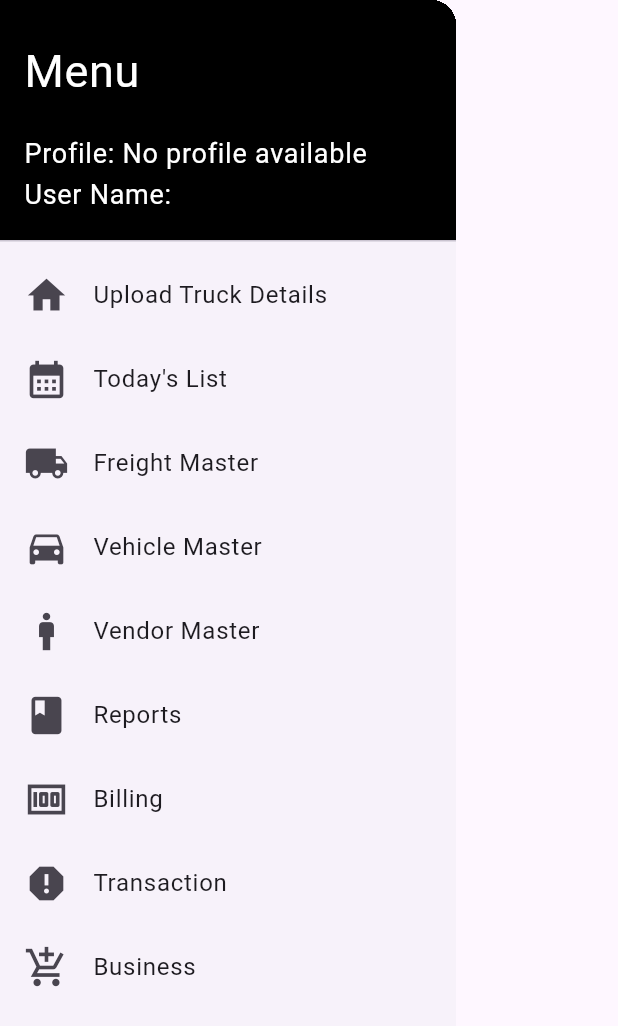
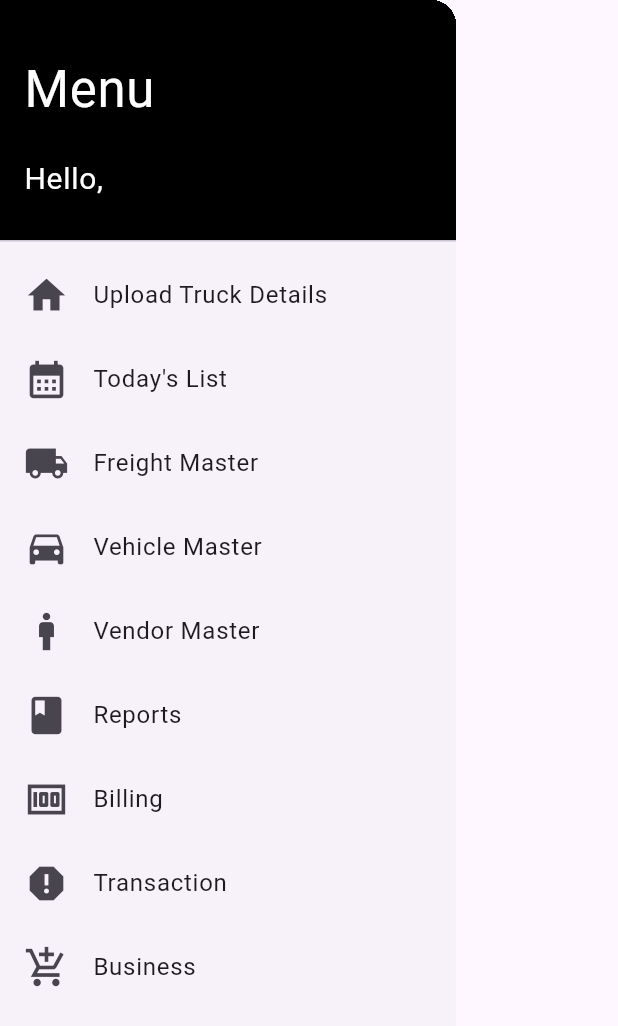
Before and after one commit to mindfuturetech/LogisticsFlutter, a Flutter app: the CustomDrawer widget shown alone on an empty page, opened directly, on a phone screen of 412 x 824 dp. Shown: the top 1026 px of the screen. Run offline on Flutter 3.47's test engine with Material 3 defaults, Android fonts, the phone set to English and light mode, and no system bars; our stand-ins replace dio, file_picker, flutter_typeahead, go_router, open_file, permission_handler and 1 more; missing offline and left inert: excel; accounts and stored records are empty; network calls fail.

Commit message:
profile removed from custom drawer

```diff
--- a/lib/widget/custom_drawer.dart
+++ b/lib/widget/custom_drawer.dart
@@ -48,11 +48,11 @@ class _CustomDrawerState extends State<CustomDrawer> {
             decoration: BoxDecoration(color: Colors.black),
             child: Column(
               crossAxisAlignment: CrossAxisAlignment.start,
-              mainAxisAlignment: MainAxisAlignment.spaceAround,
+              mainAxisAlignment: MainAxisAlignment.spaceEvenly,
               children: [
                 Text(
                   'Menu',
-                  style: TextStyle(color: Colors.white, fontSize: 30),
+                  style: TextStyle(color: Colors.white, fontSize: 34),
                 ),
                 // Text(
                 //   "Profile: $profile",
@@ -66,14 +66,14 @@ class _CustomDrawerState extends State<CustomDrawer> {
                   crossAxisAlignment: CrossAxisAlignment.start,
                   // mainAxisAlignment: MainAxisAlignment.spaceAround,
                   children: [
-                    Text(
-                      "Profile: ${profile ?? 'No profile'}",
-                      style: TextStyle(fontSize: 18, color: Colors.white),
-                    ),
+                    // Text(
+                    //   "Profile: ${profile ?? 'No profile'}",
+                    //   style: TextStyle(fontSize: 18, color: Colors.white),
+                    // ),
                       // Add some spacing between the two texts
                     Text(
-                      "User Name: ${username ?? 'Guest'}",
-                      style: TextStyle(fontSize: 18, color: Colors.white),
+                      "Hello, ${username ?? 'Guest'}",
+                      style: TextStyle(fontSize: 20, color: Colors.white),
                     ),
                   ],
                 ),
```
